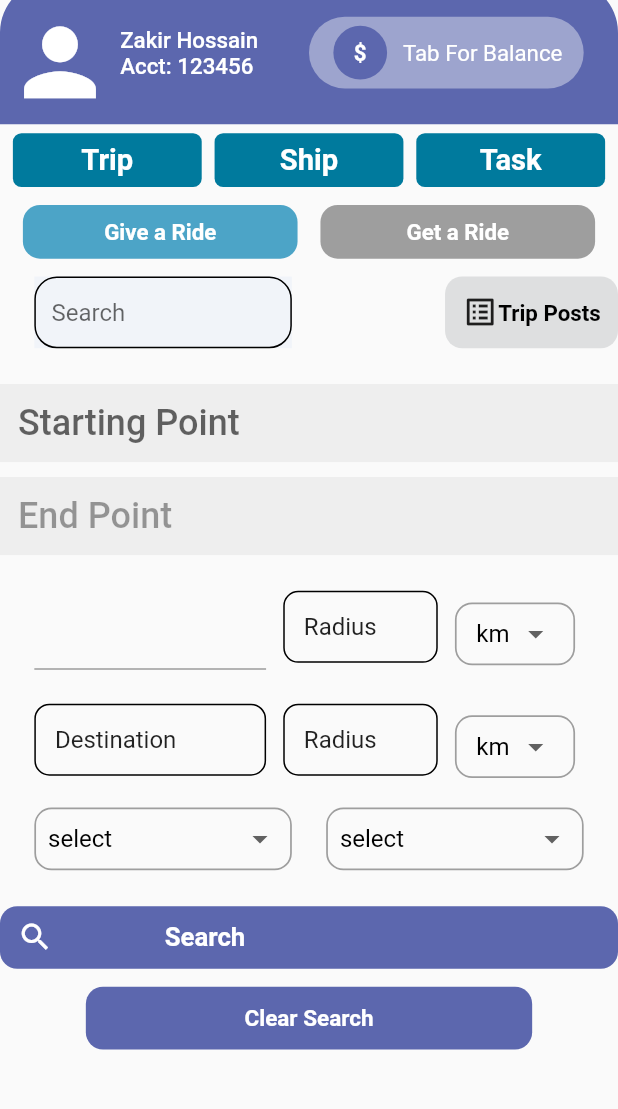
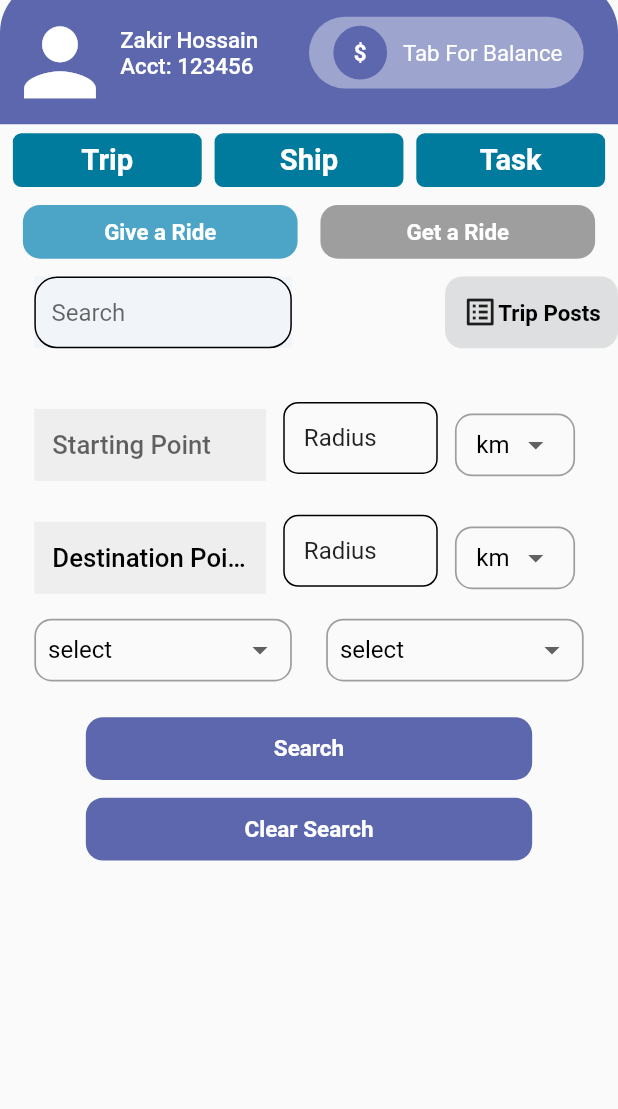
Before and after one commit to thohid44/newTripTask, a Flutter app: the TripPage screen opened directly, on a phone screen of 412 x 824 dp, the part 103-1212 px from its top. Run offline on Flutter 3.47's test engine with Material 2 defaults, Android fonts, the phone set to English and light mode, and no system bars; our stand-ins replace flutter_screenutil, font_awesome_flutter, get, get_storage, google_maps_flutter, location and 1 more; missing offline and left inert: flutter_polyline_points, google_place; accounts and stored records are empty.

Commit message:
12 tarik 6 ta psh

```diff
--- a/lib/pages/TripPages/views/give_A_Ride.dart
+++ b/lib/pages/TripPages/views/give_A_Ride.dart
@@ -76,9 +76,13 @@ class _GiveARideState extends State<GiveARide> {
     print("search token $token");
     //"${baseUrl}trip-search?slat=23.752308&slng=23.752308&dlat=23.7382053&dlng=23.7382053&sradious&dradious&unit=km&post_type=offer"
     try {
+      var startLats = startPosition!.geometry!.location!.lat;
+         var startLong = startPosition!.geometry!.location!.lng;
+         var endLat = endPosition!.geometry!.location!.lat;
+      var endLong = endPosition!.geometry!.location!.lng;
       var response = await http.get(
         Uri.parse(
-            "${baseUrl}trip-search?slat=23.752308&slng=23.752308&dlat=23.7382053&dlng=23.7382053&sradious&dradious&unit=km&post_type=offer"),
+            "${baseUrl}trip-search?slat=$startLats&slng=$startLong&dlat=$endLat&dlng=$endLong&sradious&dradious&unit=km&post_type=offer"),
         headers: {
           'Accept': 'application/json',
           'Authorization': 'Bearer ' + token,
@@ -146,90 +150,10 @@ class _GiveARideState extends State<GiveARide> {
         SizedBox(
           height: 20.h,
         ),
-        TextField(
-          controller: _startSearchFieldController,
-          autofocus: false,
-          focusNode: startFocusNode,
-          style: TextStyle(fontSize: 24),
-          decoration: InputDecoration(
-              hintText: 'Starting Point',
-              hintStyle:
-                  const TextStyle(fontWeight: FontWeight.w500, fontSize: 24),
-              filled: true,
-              fillColor: Colors.grey[200],
-              border: InputBorder.none,
-              suffixIcon: _startSearchFieldController.text.isNotEmpty
-                  ? IconButton(
-                      onPressed: () {
-                        setState(() {
-                          predictions = [];
-                          _startSearchFieldController.clear();
-                        });
-                      },
-                      icon: Icon(Icons.clear_outlined),
-                    )
-                  : null),
-          onChanged: (value) {
-            if (_debounce?.isActive ?? false) _debounce!.cancel();
-            _debounce = Timer(const Duration(milliseconds: 1000), () {
-              if (value.isNotEmpty) {
-                //places api
-                autoCompleteSearch(value);
-              } else {
-                //clear out the results
-                setState(() {
-                  predictions = [];
-                  startPosition = null;
-                });
-              }
-            });
-          },
-        ),
-        SizedBox(height: 10),
-        TextField(
-          controller: _endSearchFieldController,
-          autofocus: false,
-          focusNode: endFocusNode,
-          enabled: _startSearchFieldController.text.isNotEmpty &&
-              startPosition != null,
-          style: TextStyle(fontSize: 24),
-          decoration: InputDecoration(
-              hintText: 'End Point',
-              hintStyle:
-                  const TextStyle(fontWeight: FontWeight.w500, fontSize: 24),
-              filled: true,
-              fillColor: Colors.grey[200],
-              border: InputBorder.none,
-              suffixIcon: _endSearchFieldController.text.isNotEmpty
-                  ? IconButton(
-                      onPressed: () {
-                        setState(() {
-                          predictions = [];
-                          _endSearchFieldController.clear();
-                        });
-                      },
-                      icon: Icon(Icons.clear_outlined),
-                    )
-                  : null),
-          onChanged: (value) {
-            if (_debounce?.isActive ?? false) _debounce!.cancel();
-            _debounce = Timer(const Duration(milliseconds: 1000), () {
-              if (value.isNotEmpty) {
-                //places api
-                autoCompleteSearch(value);
-              } else {
-                //clear out the results
-                setState(() {
-                  predictions = [];
-                  endPosition = null;
-                });
-              }
-            });
-          },
-        ),
-        SizedBox(
-          height: 10.h,
-        ),
+
+
+
+
         ListView.builder(
             shrinkWrap: true,
             itemCount: predictions.length,
@@ -247,10 +171,12 @@ class _GiveARideState extends State<GiveARide> {
                 onTap: () async {
                   final placeId = predictions[index].placeId!;
                   final details = await googlePlace.details.get(placeId);
+
                   if (details != null && details.result != null && mounted) {
                     if (startFocusNode.hasFocus) {
                       setState(() {
                         startPosition = details.result;
+                       print("Start Point ${ startPosition!.geometry!.location!.lat}");
                         _startSearchFieldController.text =
                             details.result!.name!;
                         predictions = [];
@@ -258,6 +184,7 @@ class _GiveARideState extends State<GiveARide> {
                     } else {
                       setState(() {
                         endPosition = details.result;
+                         print("Start Point ${ endPosition!.geometry!.location!.lat}");
                         _endSearchFieldController.text = details.result!.name!;
                         predictions = [];
                       });
@@ -286,19 +213,44 @@ class _GiveARideState extends State<GiveARide> {
               Container(
                   width: 135.w,
                   child: TextField(
-                    onTap: () {
-                      Navigator.push(
-                        context,
-                        MaterialPageRoute(
-                            builder: (context) => SearchScreen(),
-                            fullscreenDialog: true),
-                      );
-                      //    showPlaces(context: context);
-                    },
-                    autofocus: false,
-                    showCursor: false,
-                    decoration: InputDecoration(),
-                  )),
+            controller: _startSearchFieldController,
+            autofocus: false,
+            focusNode: startFocusNode,
+            style: TextStyle(fontSize: 15.sp),
+            decoration: InputDecoration(
+                hintText: 'Starting Point',
+                hintStyle:
+                     TextStyle(fontWeight: FontWeight.w500, fontSize: 15.sp),
+                filled: true,
+                fillColor: Colors.grey[200],
+                border: InputBorder.none,
+                suffixIcon: _startSearchFieldController.text.isNotEmpty
+                    ? IconButton(
+                        onPressed: () {
+                          setState(() {
+                            predictions = [];
+                            _startSearchFieldController.clear();
+                          });
+                        },
+                        icon: Icon(Icons.clear_outlined),
+                      )
+                    : null),
+            onChanged: (value) {
+              if (_debounce?.isActive ?? false) _debounce!.cancel();
+              _debounce = Timer(const Duration(milliseconds: 1000), () {
+                if (value.isNotEmpty) {
+                  //places api
+                  autoCompleteSearch(value);
+                } else {
+                  //clear out the results
+                  setState(() {
+                    predictions = [];
+                    startPosition = null;
+                  });
+                }
+              });
+            },
+          ),),
               SizedBox(
                 width: 10.w,
               ),
@@ -349,14 +301,47 @@ class _GiveARideState extends State<GiveARide> {
             children: [
               Container(
                 width: 135.w,
-                child: CustomTextField(
-                    txt: "Destination",
-                    label: "Destination",
-                    hint: "Enter your destination",
-                    onChange: (t) {
-                      destionaPoint = t;
-                      print("Destination Radius $destionaPoint");
-                    }),
+                child:   TextField(
+          controller: _endSearchFieldController,
+          autofocus: false,
+          focusNode: endFocusNode,
+          enabled: _startSearchFieldController.text.isNotEmpty &&
+              startPosition != null,
+          style: TextStyle(fontSize: 15.sp),
+          decoration: InputDecoration(
+              hintText: 'Destination Point',
+              hintStyle:
+                   TextStyle(fontWeight: FontWeight.w500, color: Colors.black, fontSize: 15.sp),
+              filled: true,
+              fillColor: Colors.grey[200],
+              border: InputBorder.none,
+              suffixIcon: _endSearchFieldController.text.isNotEmpty
+                  ? IconButton(
+                      onPressed: () {
+                        setState(() {
+                          predictions = [];
+                          _endSearchFieldController.clear();
+                        });
+                      },
+                      icon: Icon(Icons.clear_outlined),
+                    )
+                  : null),
+          onChanged: (value) {
+            if (_debounce?.isActive ?? false) _debounce!.cancel();
+            _debounce = Timer(const Duration(milliseconds: 1000), () {
+              if (value.isNotEmpty) {
+                //places api
+                autoCompleteSearch(value);
+              } else {
+                //clear out the results
+                setState(() {
+                  predictions = [];
+                  endPosition = null;
+                });
+              }
+            });
+          },
+        ),
               ),
               SizedBox(
                 width: 10.w,
@@ -453,45 +438,58 @@ class _GiveARideState extends State<GiveARide> {
         SizedBox(
           height: 20.h,
         ),
-        Container(
-          height: 35.h,
-          width: 150.w,
-          alignment: Alignment.center,
-          padding: EdgeInsets.symmetric(horizontal: 10.w),
-          decoration: BoxDecoration(
-            color: navyBlueColor,
-            borderRadius: BorderRadius.circular(10.r),
-          ),
-          child: Row(
-            children: [
-              const Icon(
-                Icons.search,
-                color: Colors.white,
-              ),
-              SizedBox(
-                width: 15.w,
-              ),
-              GestureDetector(
-                onTap: () {
-                  tripSearch();
+        // Container(
+        //   height: 35.h,
+        //   width: 150.w,
+        //   alignment: Alignment.center,
+        //   padding: EdgeInsets.symmetric(horizontal: 10.w),
+        //   decoration: BoxDecoration(
+        //     color: navyBlueColor,
+        //     borderRadius: BorderRadius.circular(10.r),
+        //   ),
+        //   child: Row(
+        //     children: [
+        //       const Icon(
+        //         Icons.search,
+        //         color: Colors.white,
+        //       ),
+        //       SizedBox(
+        //         width: 15.w,
+        //       ),
+        //       // GestureDetector(
+        //       //   onTap: () {
+        //       //     tripSearch();
+        //       //     setState(() {
+        //       //       searchStatus = true;
+        //       //     });
+        //       //   },
+        //       //   child: Container(
+        //       //       margin: EdgeInsets.symmetric(horizontal: 50.w),
+        //       //       alignment: Alignment.center,
+        //       //       child: Text(
+        //       //         "",
+        //       //         style: TextStyle(
+        //       //           color: Colors.white,
+        //       //           fontWeight: FontWeight.w700,
+        //       //           fontSize: 15.sp,
+        //       //         ),
+        //       //       )),
+        //       // ),
+        //     ],
+        //   ),
+        // ),
+          CustomButtonOne(
+          title: "Search",
+          onTab: () {
+              tripSearch();
                   setState(() {
                     searchStatus = true;
                   });
-                },
-                child: Container(
-                    margin: EdgeInsets.symmetric(horizontal: 50.w),
-                    alignment: Alignment.center,
-                    child: Text(
-                      "Search",
-                      style: TextStyle(
-                        color: Colors.white,
-                        fontWeight: FontWeight.w700,
-                        fontSize: 15.sp,
-                      ),
-                    )),
-              ),
-            ],
-          ),
+          },
+          height: 35.h,
+          width: 150.w,
+          btnColor: navyBlueColor,
+          radius: 10.r,
         ),
         SizedBox(
           height: 10.h,
```
Also changed, not shown: pubspec.yaml (line endings or trailing spaces).
